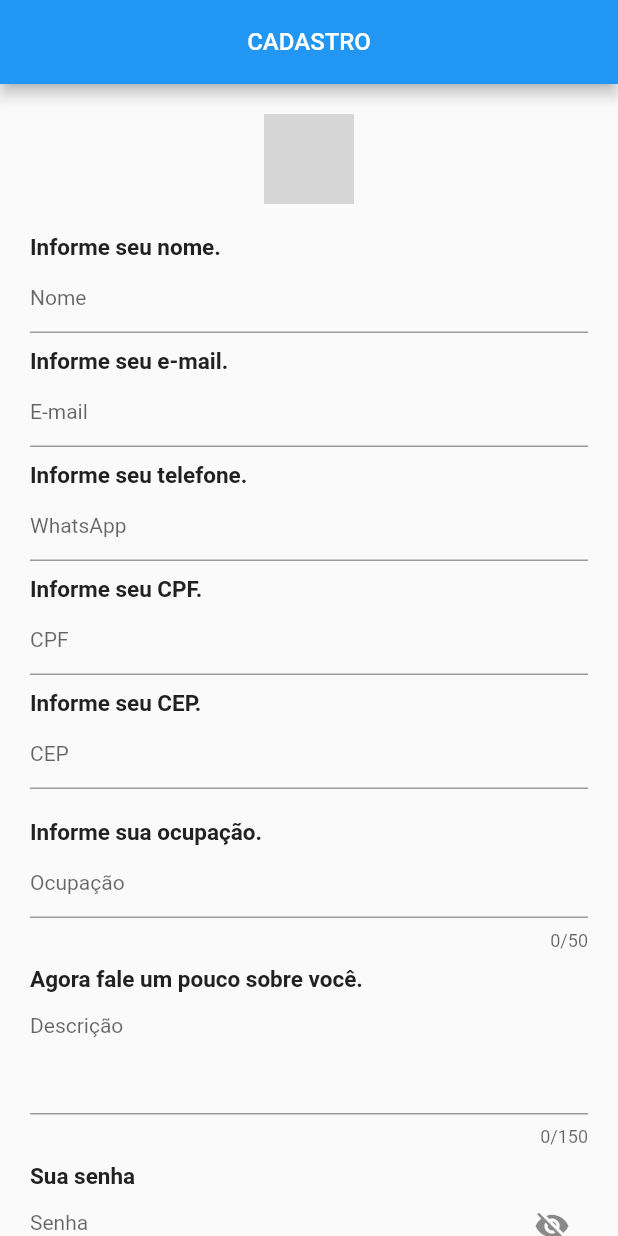
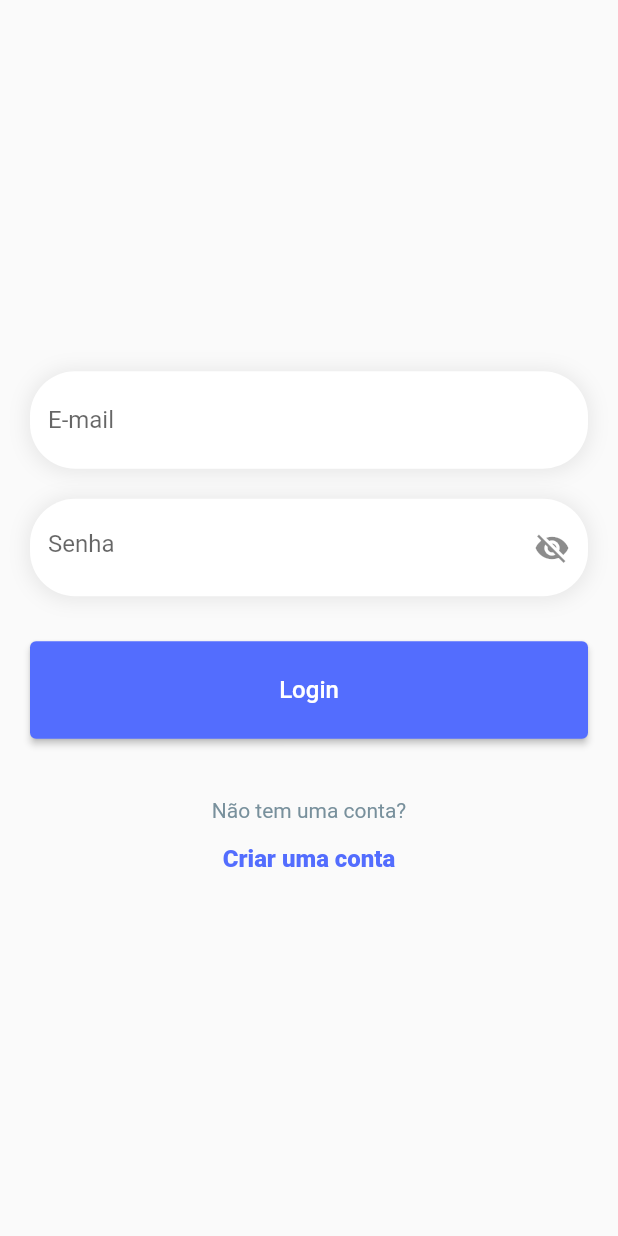
Before and after one commit to maiconAugusto/GetX_Pattern, a Flutter app: the screen it shows after launch, on a phone screen of 412 x 824 dp. Run offline on Flutter 3.47's test engine with Material 2 defaults, Android fonts, the phone set to English and light mode, and no system bars; our stand-ins replace dio, geolocator, get, image_picker, mask_text_input_formatter; missing offline and left inert: progressive_image; grey boxes are pictures that could not be loaded.

Commit message:
screen login

```diff
--- a/lib/app/core/components/custom_button/button.dart
+++ b/lib/app/core/components/custom_button/button.dart
@@ -14,11 +14,11 @@ class CustomButton extends StatelessWidget {
   @override
   Widget build(BuildContext context) {
     return SizedBox(
-      height: 50,
+      height: 65,
       width: double.maxFinite,
       child: isLoading
           ? Container(
-              color: Colors.blue[800],
+              color: Colors.indigoAccent[400],
               width: double.infinity,
               child: const Center(
                   child: SizedBox(
@@ -28,13 +28,16 @@ class CustomButton extends StatelessWidget {
                         color: Colors.white,
                       ))))
           : ElevatedButton(
+              style: ButtonStyle(
+                backgroundColor:
+                    MaterialStateProperty.all<Color>(Colors.indigoAccent),
+              ),
               onPressed: () {
                 onPressed();
               },
               child: Text(
                 title,
-                style:
-                    const TextStyle(fontWeight: FontWeight.w900, fontSize: 16),
+                style: const TextStyle(fontSize: 16),
               )),
     );
   }
--- /dev/null
+++ b/lib/app/modules/login/bindings/login_bindings.dart
@@ -0,0 +1,9 @@
+import 'package:get/get.dart';
+import 'package:get_x/app/modules/login/controllers/login_controller.dart';
+
+class LoginBindings extends Bindings {
+  @override
+  void dependencies() {
+    Get.lazyPut<LoginController>(() => LoginController());
+  }
+}
--- /dev/null
+++ b/lib/app/modules/login/controllers/login_controller.dart
@@ -0,0 +1,18 @@
+import 'package:flutter/material.dart';
+import 'package:get/get.dart';
+
+class LoginController extends GetxController {
+  TextEditingController email = TextEditingController();
+  TextEditingController password = TextEditingController();
+
+  final Rx<bool> passwordVisible = false.obs;
+  GlobalKey key = GlobalKey<FormState>();
+
+  void lockPassword() {
+    if (passwordVisible.value == false) {
+      passwordVisible.value = true;
+    } else {
+      passwordVisible.value = false;
+    }
+  }
+}
--- /dev/null
+++ b/lib/app/modules/login/view/login_view.dart
@@ -0,0 +1,125 @@
+import 'package:flutter/material.dart';
+import 'package:get/get.dart';
+import 'package:get_x/app/core/components/custom_button/button.dart';
+import 'package:get_x/app/modules/login/controllers/login_controller.dart';
+import 'package:get_x/app/routes/app_routes.dart';
+
+class LoginView extends GetView<LoginController> {
+  const LoginView({Key? key}) : super(key: key);
+
+  @override
+  Widget build(BuildContext context) {
+    return Scaffold(body: Obx(() {
+      return Form(
+          key: controller.key,
+          child: Container(
+            alignment: Alignment.center,
+            height: double.infinity,
+            child: SingleChildScrollView(
+              child: Column(
+                children: [
+                  const SizedBox(
+                    height: 20,
+                  ),
+                  Padding(
+                    padding: const EdgeInsets.only(left: 20, right: 20),
+                    child: Container(
+                      alignment: Alignment.center,
+                      height: 65,
+                      padding: const EdgeInsets.only(
+                        left: 12,
+                      ),
+                      decoration: BoxDecoration(
+                        color: Colors.white,
+                        borderRadius: BorderRadius.circular(30),
+                        boxShadow: [
+                          BoxShadow(
+                            color: Colors.grey.withOpacity(0.2),
+                            spreadRadius: 2,
+                            blurRadius: 10,
+                            offset: const Offset(
+                                0, 1), // changes position of shadow
+                          ),
+                        ],
+                      ),
+                      child: TextFormField(
+                        controller: controller.email,
+                        decoration: const InputDecoration(
+                            hintText: 'E-mail', border: InputBorder.none),
+                      ),
+                    ),
+                  ),
+                  const SizedBox(
+                    height: 20,
+                  ),
+                  Padding(
+                    padding: const EdgeInsets.only(left: 20, right: 20),
+                    child: Container(
+                      alignment: Alignment.center,
+                      height: 65,
+                      padding: const EdgeInsets.only(
+                        left: 12,
+                      ),
+                      decoration: BoxDecoration(
+                        color: Colors.white,
+                        borderRadius: BorderRadius.circular(30),
+                        boxShadow: [
+                          BoxShadow(
+                            color: Colors.grey.withOpacity(0.2),
+                            spreadRadius: 2,
+                            blurRadius: 10,
+                            offset: const Offset(
+                                0, 1), // changes position of shadow
+                          ),
+                        ],
+                      ),
+                      child: TextFormField(
+                        obscureText: !controller.passwordVisible.value,
+                        controller: controller.password,
+                        decoration: InputDecoration(
+                            hintText: 'Senha',
+                            border: InputBorder.none,
+                            suffixIcon: GestureDetector(
+                                onTap: () {
+                                  controller.lockPassword();
+                                },
+                                child: controller.passwordVisible.value
+                                    ? const Icon(Icons.visibility)
+                                    : const Icon(Icons.visibility_off))),
+                      ),
+                    ),
+                  ),
+                  const SizedBox(
+                    height: 30,
+                  ),
+                  Padding(
+                    padding: const EdgeInsets.only(left: 20, right: 20),
+                    child: CustomButton(
+                      isLoading: false,
+                      onPressed: () {},
+                      title: 'Login',
+                    ),
+                  ),
+                  const SizedBox(
+                    height: 40,
+                  ),
+                  Text(
+                    'Não tem uma conta?',
+                    style: TextStyle(color: Colors.blueGrey[400]),
+                  ),
+                  TextButton(
+                      onPressed: () {
+                        Get.toNamed(Routes.register);
+                      },
+                      child: const Text('Criar uma conta',
+                          style: TextStyle(
+                              fontWeight: FontWeight.w800,
+                              fontSize: 16,
+                              color: Colors.indigoAccent)))
+                ],
+              ),
+            ),
+          ));
+    }));
+  }
+}
--- a/lib/app/modules/register/view/register_view.dart
+++ b/lib/app/modules/register/view/register_view.dart
@@ -11,8 +11,9 @@ class RegisterView extends GetView<RegisterController> {
     return Scaffold(
       appBar: AppBar(
         centerTitle: true,
+        backgroundColor: Colors.indigoAccent,
         title: const Text(
-          'CADASTRO',
+          'Cadastro',
           style: TextStyle(fontSize: 16),
         ),
       ),
@@ -33,7 +34,7 @@ class RegisterView extends GetView<RegisterController> {
                             width: 60,
                             decoration: BoxDecoration(
                               borderRadius: BorderRadius.circular(75),
-                              border: Border.all(color: Colors.blue),
+                              border: Border.all(color: Colors.indigoAccent),
                               image: DecorationImage(
                                 image: FileImage(
                                   controller.profileImage,
@@ -45,7 +46,7 @@ class RegisterView extends GetView<RegisterController> {
                             child: controller.profileImage.path == ''
                                 ? const Icon(
                                     Icons.add_a_photo,
-                                    color: Colors.blue,
+                                    color: Colors.indigoAccent,
                                     size: 25,
                                   )
                                 : null,
--- a/lib/app/routes/app_pages.dart
+++ b/lib/app/routes/app_pages.dart
@@ -3,6 +3,8 @@ import 'package:get_x/app/modules/home/bindings/home_bindings.dart';
 import 'package:get_x/app/modules/home/view/home_view.dart';
 import 'package:get_x/app/modules/location/bindings/location_bindings.dart';
 import 'package:get_x/app/modules/location/view/location_view.dart';
+import 'package:get_x/app/modules/login/bindings/login_bindings.dart';
+import 'package:get_x/app/modules/login/view/login_view.dart';
 import 'package:get_x/app/modules/register/bindings/register_bindings.dart';
 import 'package:get_x/app/modules/register/view/register_view.dart';
 import 'package:get_x/app/routes/app_routes.dart';
@@ -25,6 +27,10 @@ class AppPages {
       name: Routes.location,
       page: () => const LocationView(),
       binding: LocationBinding(),
-    )
+    ),
+    GetPage(
+        name: Routes.login,
+        page: () => const LoginView(),
+        binding: LoginBindings())
   ];
 }
--- a/lib/app/routes/app_routes.dart
+++ b/lib/app/routes/app_routes.dart
@@ -2,4 +2,5 @@ abstract class Routes {
   static const INITIAL = '/';
   static const register = '/register';
   static const location = '/location';
+  static const login = '/login';
 }
--- a/lib/app/theme/app_theme.dart
+++ b/lib/app/theme/app_theme.dart
@@ -2,5 +2,6 @@ import 'package:flutter/material.dart';
 
 final ThemeData themeApp = ThemeData(
   primaryColor: Colors.indigo,
-  buttonColor: Colors.indigo,
+  buttonColor: Colors.indigoAccent[400],
+  appBarTheme: AppBarTheme(backgroundColor: Colors.indigoAccent[400]),
 );
--- a/lib/main.dart
+++ b/lib/main.dart
@@ -12,6 +12,6 @@ void main() {
     theme: themeApp,
     getPages: AppPages.routes,
     initialBinding: InitialBinding(),
-    initialRoute: Routes.register,
+    initialRoute: Routes.login,
   ));
 }
```
